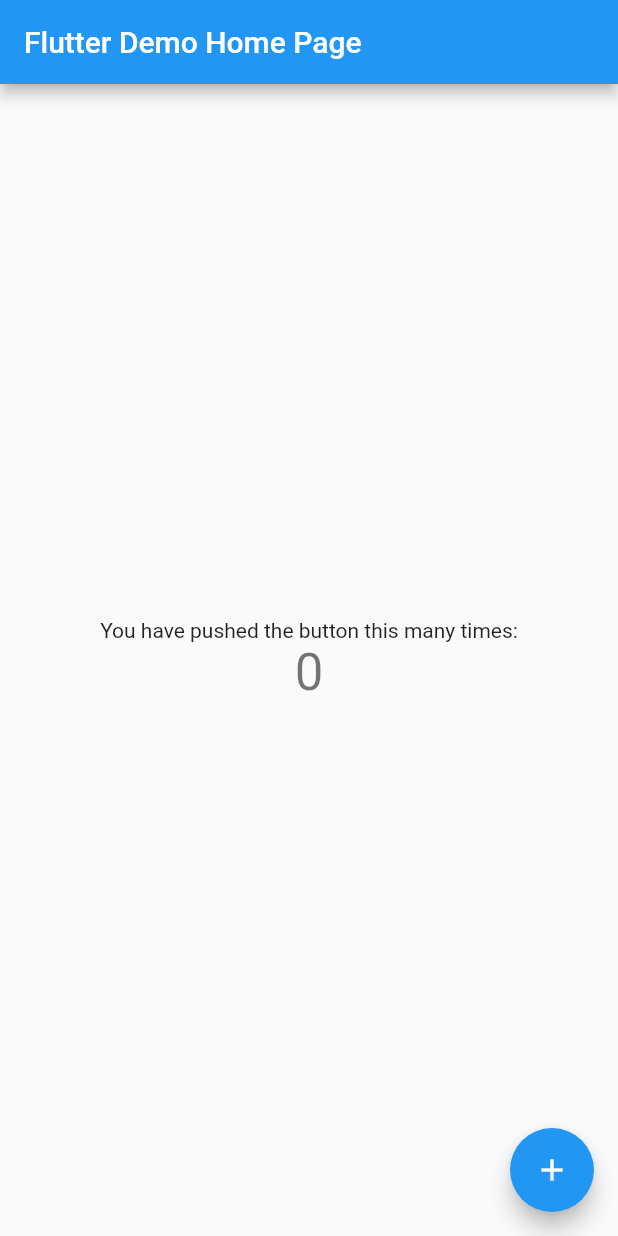
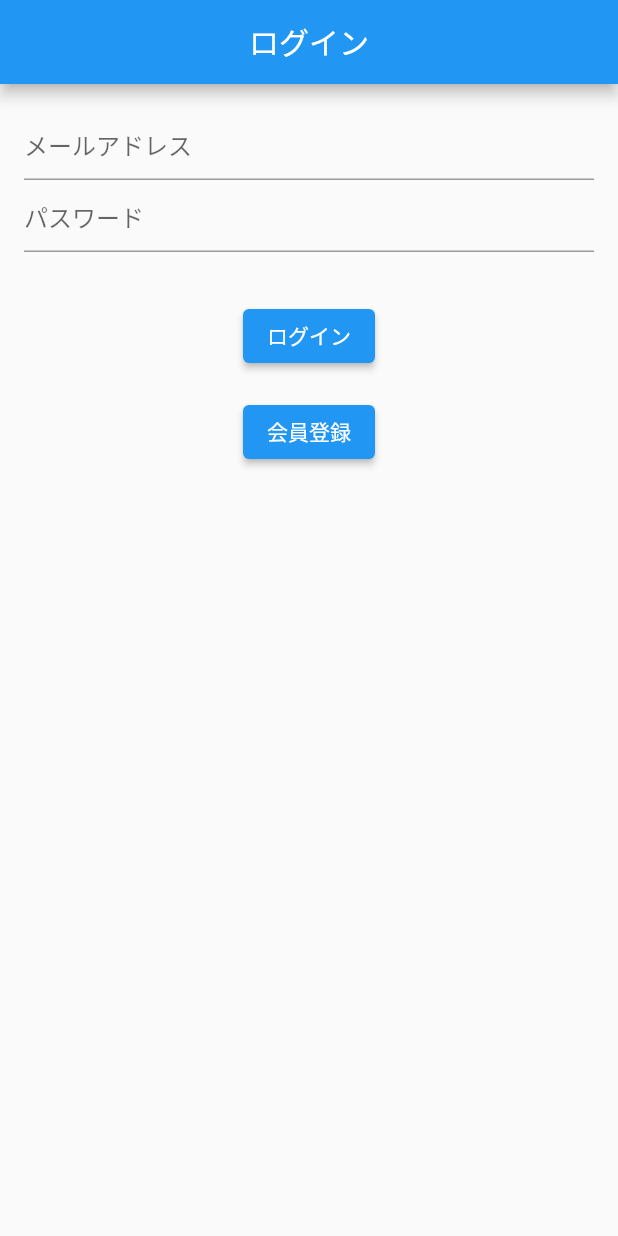
Before and after one commit to atomu330/flutter-laravel-auth, a Flutter app: the screen it shows after launch, on a phone screen of 412 x 824 dp. Run offline on Flutter 3.47's test engine with Material 2 defaults, Android fonts, the phone set to English and light mode, and no system bars; our stand-ins replace shared_preferences.

Commit message:
ログイン・ログアウト・会員登録機能の実装

```diff
--- a/flutter_app/lib/main.dart
+++ b/flutter_app/lib/main.dart
@@ -1,4 +1,7 @@
 import 'package:flutter/material.dart';
+import 'package:flutter_app/pages/home.dart';
+import 'package:flutter_app/pages/login.dart';
+import 'package:shared_preferences/shared_preferences.dart';
 
 void main() {
   runApp(const MyApp());
@@ -13,103 +16,44 @@ class MyApp extends StatelessWidget {
     return MaterialApp(
       title: 'Flutter Demo',
       theme: ThemeData(
-        // This is the theme of your application.
-        //
-        // Try running your application with "flutter run". You'll see the
-        // application has a blue toolbar. Then, without quitting the app, try
-        // changing the primarySwatch below to Colors.green and then invoke
-        // "hot reload" (press "r" in the console where you ran "flutter run",
-        // or simply save your changes to "hot reload" in a Flutter IDE).
-        // Notice that the counter didn't reset back to zero; the application
-        // is not restarted.
         primarySwatch: Colors.blue,
       ),
-      home: const MyHomePage(title: 'Flutter Demo Home Page'),
+      home: const CheckAuth(),
     );
   }
 }
 
-class MyHomePage extends StatefulWidget {
-  const MyHomePage({Key? key, required this.title}) : super(key: key);
-
-  // This widget is the home page of your application. It is stateful, meaning
-  // that it has a State object (defined below) that contains fields that affect
-  // how it looks.
-
-  // This class is the configuration for the state. It holds the values (in this
-  // case the title) provided by the parent (in this case the App widget) and
-  // used by the build method of the State. Fields in a Widget subclass are
-  // always marked "final".
-
-  final String title;
+class CheckAuth extends StatefulWidget {
+  const CheckAuth({Key? key}) : super(key: key);
 
   @override
-  State<MyHomePage> createState() => _MyHomePageState();
+  CheckAuthState createState() => CheckAuthState();
 }
 
-class _MyHomePageState extends State<MyHomePage> {
-  int _counter = 0;
+class CheckAuthState extends State<CheckAuth> {
+  bool isAuth = false;
+  @override
+  void initState() {
+    _checkIfLoggedIn();
+    super.initState();
+  }
 
-  void _incrementCounter() {
-    setState(() {
-      // This call to setState tells the Flutter framework that something has
-      // changed in this State, which causes it to rerun the build method below
-      // so that the display can reflect the updated values. If we changed
-      // _counter without calling setState(), then the build method would not be
-      // called again, and so nothing would appear to happen.
-      _counter++;
-    });
+  void _checkIfLoggedIn() async {
+    SharedPreferences localStorage = await SharedPreferences.getInstance();
+    var token = localStorage.getString('token');
+    if (token != null) {
+      setState(() {
+        isAuth = true;
+      });
+    }
   }
 
   @override
   Widget build(BuildContext context) {
-    // This method is rerun every time setState is called, for instance as done
-    // by the _incrementCounter method above.
-    //
-    // The Flutter framework has been optimized to make rerunning build methods
-    // fast, so that you can just rebuild anything that needs updating rather
-    // than having to individually change instances of widgets.
-    return Scaffold(
-      appBar: AppBar(
-        // Here we take the value from the MyHomePage object that was created by
-        // the App.build method, and use it to set our appbar title.
-        title: Text(widget.title),
-      ),
-      body: Center(
-        // Center is a layout widget. It takes a single child and positions it
-        // in the middle of the parent.
-        child: Column(
-          // Column is also a layout widget. It takes a list of children and
-          // arranges them vertically. By default, it sizes itself to fit its
-          // children horizontally, and tries to be as tall as its parent.
-          //
-          // Invoke "debug painting" (press "p" in the console, choose the
-          // "Toggle Debug Paint" action from the Flutter Inspector in Android
-          // Studio, or the "Toggle Debug Paint" command in Visual Studio Code)
-          // to see the wireframe for each widget.
-          //
-          // Column has various properties to control how it sizes itself and
-          // how it positions its children. Here we use mainAxisAlignment to
-          // center the children vertically; the main axis here is the vertical
-          // axis because Columns are vertical (the cross axis would be
-          // horizontal).
-          mainAxisAlignment: MainAxisAlignment.center,
-          children: <Widget>[
-            const Text(
-              'You have pushed the button this many times:',
-            ),
-            Text(
-              '$_counter',
-              style: Theme.of(context).textTheme.headline4,
-            ),
-          ],
-        ),
-      ),
-      floatingActionButton: FloatingActionButton(
-        onPressed: _incrementCounter,
-        tooltip: 'Increment',
-        child: const Icon(Icons.add),
-      ), // This trailing comma makes auto-formatting nicer for build methods.
-    );
+    if (isAuth) {
+      return const Home();
+    }
+
+    return const Login();
   }
 }
--- /dev/null
+++ b/flutter_app/lib/pages/login.dart
@@ -0,0 +1,150 @@
+import 'dart:convert';
+
+import 'package:flutter/material.dart';
+import 'package:flutter_app/pages/home.dart';
+import 'package:flutter_app/pages/register.dart';
+import 'package:flutter_app/utils/network.dart';
+import 'package:http/http.dart';
+import 'package:shared_preferences/shared_preferences.dart';
+
+class Login extends StatefulWidget {
+  const Login({Key? key}) : super(key: key);
+
+  @override
+  LoginState createState() => LoginState();
+}
+
+class LoginState extends State<Login> {
+  final GlobalKey<FormState> _formKey = GlobalKey<FormState>();
+  bool _isLoading = false;
+  String? _email;
+  String? _password;
+
+  Future<void> _login() async {
+    if (!_formKey.currentState!.validate()) {
+      return;
+    }
+
+    setState(() {
+      _isLoading = true;
+    });
+
+    Map<String, String> data = {'email': _email!, 'password': _password!};
+
+    Response? res;
+    try {
+      res = await Network().postData(data, '/login');
+    } catch (e) {
+      debugPrint(e.toString());
+    }
+
+    if (res == null) {
+      if (mounted) {
+        ScaffoldMessenger.of(context).showSnackBar(
+          const SnackBar(content: Text("エラーが発生しました。")),
+        );
+      }
+      setState(() {
+        _isLoading = false;
+      });
+      return;
+    }
+
+    var body = json.decode(res.body);
+
+    // エラーの場合
+    if (res.statusCode != 200) {
+      if (mounted) {
+        ScaffoldMessenger.of(context).showSnackBar(
+          SnackBar(content: Text(body['message'])),
+        );
+      }
+      setState(() {
+        _isLoading = false;
+      });
+      return;
+    }
+
+    // 正常終了の場合
+    SharedPreferences localStorage = await SharedPreferences.getInstance();
+    localStorage.setString('token', json.encode(body['token']));
+    localStorage.setString('user', json.encode(body['user']));
+
+    if (!mounted) return;
+    Navigator.push(
+      context,
+      MaterialPageRoute(builder: (context) => const Home()),
+    );
+  }
+
+  @override
+  Widget build(BuildContext context) {
+    return Scaffold(
+        appBar: AppBar(
+          centerTitle: true,
+          title: const Text("ログイン"),
+        ),
+        body: SafeArea(
+            child: _isLoading
+                ? const Center(
+                    child: CircularProgressIndicator(),
+                  )
+                : Form(
+                    key: _formKey,
+                    child: Container(
+                      padding: const EdgeInsets.all(16),
+                      child: Column(
+                        children: [
+                          TextFormField(
+                            keyboardType: TextInputType.text,
+                            decoration: const InputDecoration(
+                              hintText: "メールアドレス",
+                            ),
+                            validator: (emailValue) {
+                              if (emailValue == null || emailValue == "") {
+                                return 'メールアドレスは必ず入力してください。';
+                              }
+                              _email = emailValue;
+                              return null;
+                            },
+                          ),
+                          TextFormField(
+                            keyboardType: TextInputType.text,
+                            decoration: const InputDecoration(
+                              hintText: "パスワード",
+                            ),
+                            obscureText: true,
+                            validator: (passwordValue) {
+                              if (passwordValue == null ||
+                                  passwordValue == "") {
+                                return 'パスワードは必ず入力してください。';
+                              }
+                              _password = passwordValue;
+                              return null;
+                            },
+                          ),
+                          const SizedBox(
+                            height: 32,
+                          ),
+                          ElevatedButton(
+                              onPressed: () {
+                                _login();
+                              },
+                              child: const Text("ログイン")),
+                          const SizedBox(
+                            height: 16,
+                          ),
+                          ElevatedButton(
+                              onPressed: () {
+                                Navigator.push(
+                                  context,
+                                  MaterialPageRoute(
+                                      builder: (context) => const Register()),
+                                );
+                              },
+                              child: const Text("会員登録")),
+                        ],
+                      ),
+                    ))));
+  }
+}
--- /dev/null
+++ b/flutter_app/lib/utils/network.dart
@@ -0,0 +1,42 @@
+import 'dart:convert';
+import 'package:shared_preferences/shared_preferences.dart';
+import 'package:http/http.dart';
+
+class Network {
+  // Androidシュミレーターを使う場合はlocalhostを10.0.2.2に変更する
+  final String _url = 'http://localhost/api';
+  String? token;
+
+  // SharedPreferencesからトークンを取得
+  _setToken() async {
+    SharedPreferences localStorage = await SharedPreferences.getInstance();
+    String? localToken = localStorage.getString('token');
+
+    // なぜか"が入っていたので入らないように見直す！！！！！！！
+    if (localToken != null) {
+      token = localToken.replaceAll('"', '');
+    }
+  }
+
+  // ヘッダー情報をセット
+  _getHeaders() => {
+        'Content-type': 'application/json',
+        'Accept': 'application/json',
+        'Authorization': 'Bearer $token'
+      };
+
+  // POST
+  Future<Response> postData(data, String apiUrl) async {
+    await _setToken();
+    Uri fullUrl = Uri.parse(_url + apiUrl);
+    return await post(fullUrl, body: jsonEncode(data), headers: _getHeaders());
+  }
+
+  // GET
+  Future<Response> getData(String apiUrl) async {
+    await _setToken();
+    Uri fullUrl = Uri.parse(_url + apiUrl);
+    Response res = await get(fullUrl, headers: _getHeaders());
+    return res;
+  }
+}
--- a/flutter_app/pubspec.yaml
+++ b/flutter_app/pubspec.yaml
@@ -34,6 +34,8 @@ dependencies:
   # The following adds the Cupertino Icons font to your application.
   # Use with the CupertinoIcons class for iOS style icons.
   cupertino_icons: ^1.0.2
+  shared_preferences: ^2.0.15
+  http: ^0.13.5
 
 dev_dependencies:
   flutter_test:
```
Also changed, not shown: flutter_app/lib/pages/home.dart (added, +126 -0 lines), flutter_app/lib/pages/register.dart (added, +154 -0 lines), flutter_app/pubspec.lock, 8 other files.
